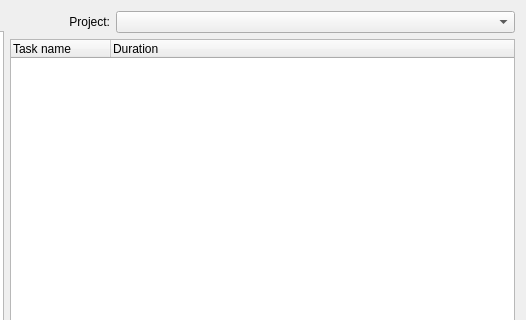
Old version of the form src/mainview.ui in the repository pyridiss/kourglass; both pictures show x 133 to 659 and y 0 to 320 of the 659 by 403 pixel window.
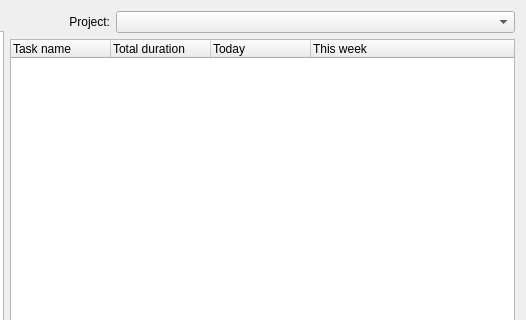
New version of the form. Custom widgets are drawn as their Qt base class.

Commit message:
TaskPropertiesDialog completely redesigned. MainView has new columns for different durations.
Both have coloured rows too.

Patch:
```diff
--- a/src/mainview.ui
+++ b/src/mainview.ui
@@ -48,8 +48,11 @@
        </item>
        <item>
         <widget class="QTreeWidget" name="treeWidget">
+         <property name="alternatingRowColors">
+          <bool>true</bool>
+         </property>
          <property name="columnCount">
-          <number>2</number>
+          <number>4</number>
          </property>
          <attribute name="headerStretchLastSection">
           <bool>true</bool>
@@ -61,7 +64,17 @@
          </column>
          <column>
           <property name="text">
-           <string>Duration</string>
+           <string>Total duration</string>
+          </property>
+         </column>
+         <column>
+          <property name="text">
+           <string>Today</string>
+          </property>
+         </column>
+         <column>
+          <property name="text">
+           <string>This week</string>
           </property>
          </column>
         </widget>
```
The commit also changes 2 other files.
